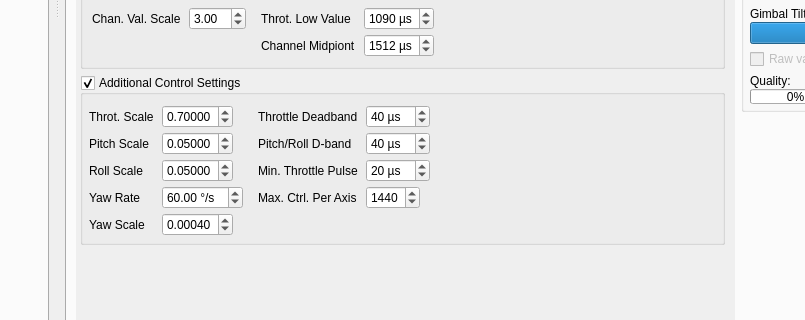
The window that src/ui/qgcautoquad.ui (mpaperno/qgroundcontrol_aq) describes before a commit, drawn with Qt 5; both pictures show x 222 to 1027 and y 432 to 752 of the 1200 by 880 pixel window.
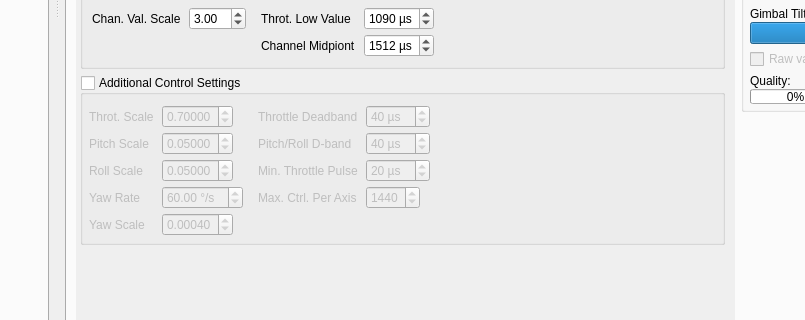
The same window after the commit. Icons and pictures are not drawn.

Commit message: Minor tweaks of default UI layouts.

The edit to the form file:
```diff
--- a/src/ui/qgcautoquad.ui
+++ b/src/ui/qgcautoquad.ui
@@ -3467,7 +3467,7 @@
                   <bool>true</bool>
                  </property>
                  <property name="checked">
-                  <bool>true</bool>
+                  <bool>false</bool>
                  </property>
                  <layout class="QGridLayout" name="gridLayout_28">
                   <property name="leftMargin">
```
The commit also changes 5 other files.
